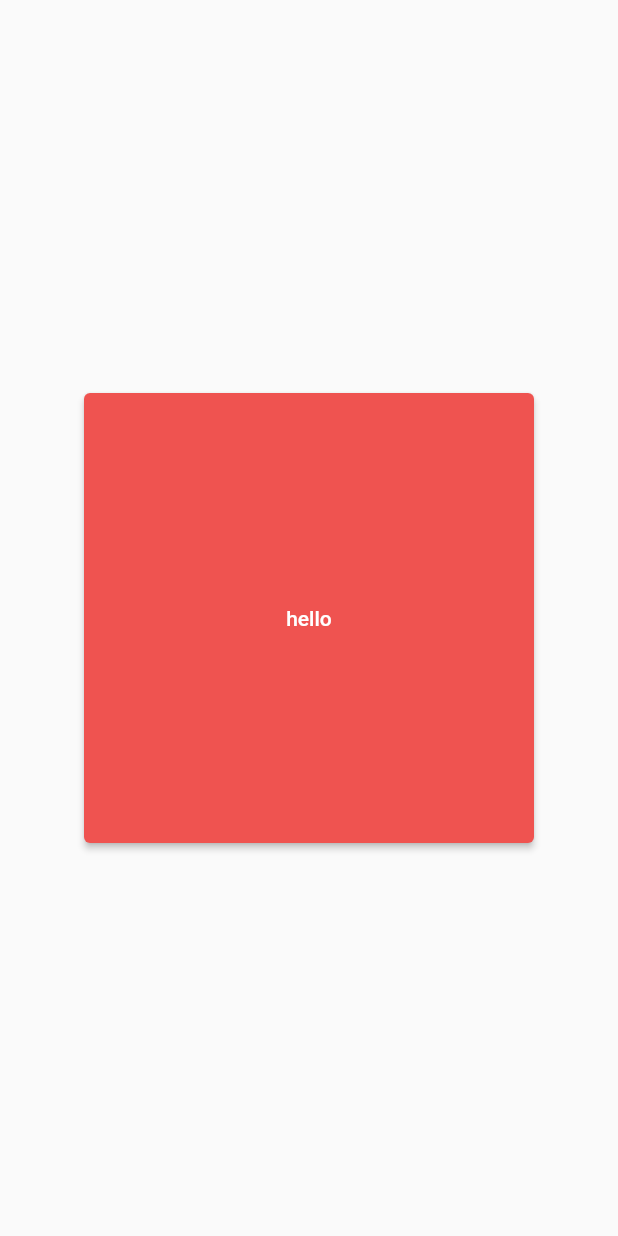
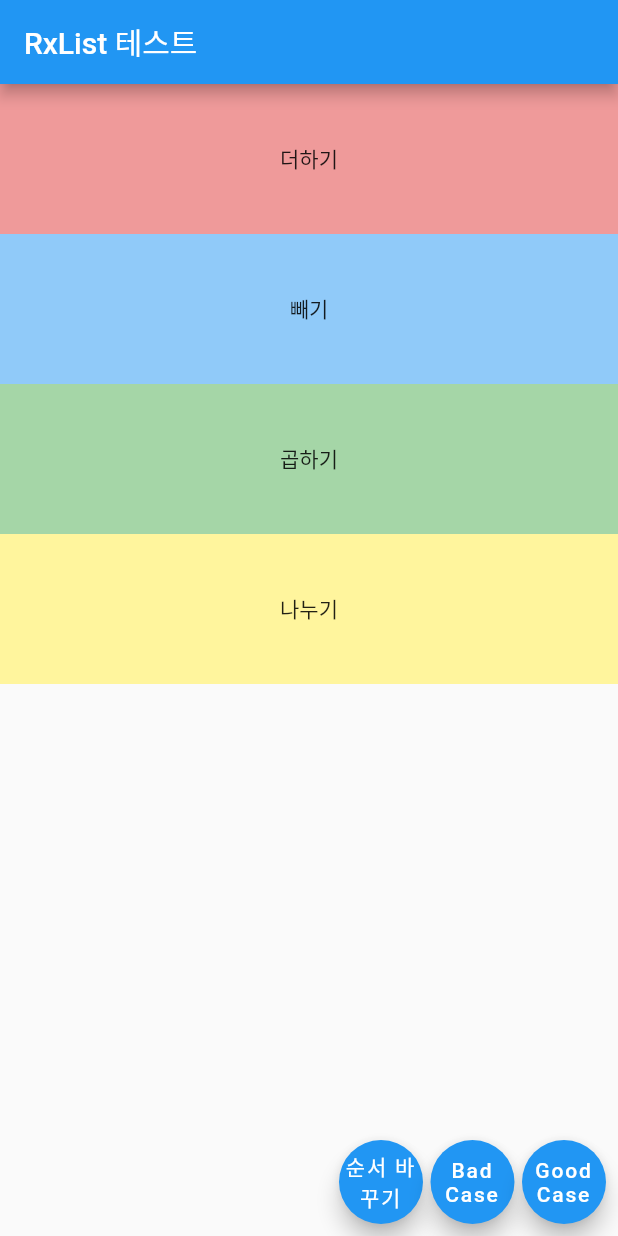
Before and after one commit to pkk1113/flutter_examples, a Flutter app: the screen it shows after launch, on a phone screen of 412 x 824 dp. Run offline on Flutter 3.47's test engine with Material 2 defaults, Android fonts, the phone set to English and light mode, and no system bars; our stand-ins replace get.

Commit message:
[add] RxList 관리

```diff
--- /dev/null
+++ b/lib/app.dart
@@ -0,0 +1,99 @@
+import 'package:flutter/material.dart';
+import 'package:get/get.dart';
+
+class Item {
+  String str;
+  Color color;
+  Item({
+    this.str,
+    this.color,
+  });
+}
+
+class Controller extends GetxController {
+  RxList<Item> items = RxList<Item>();
+
+  @override
+  void onInit() {
+    items
+      ..add(Item(str: '더하기', color: Colors.red[200]))
+      ..add(Item(str: '빼기', color: Colors.blue[200]))
+      ..add(Item(str: '곱하기', color: Colors.green[200]))
+      ..add(Item(str: '나누기', color: Colors.yellow[200]));
+
+    debounce(items, (_) => print('Changed!'), time: Duration(seconds: 2));
+    super.onInit();
+  }
+}
+
+class App extends StatelessWidget {
+  @override
+  Widget build(BuildContext context) {
+    final ctrl = Get.put(Controller());
+    return Scaffold(
+      appBar: AppBar(title: Text('RxList 테스트')),
+      body: Obx(
+        () {
+          return ListView.builder(
+            itemCount: ctrl.items.length,
+            itemBuilder: (context, index) {
+              return Container(
+                height: 100,
+                color: ctrl.items[index].color,
+                child: Center(
+                  child: Text(ctrl.items[index].str),
+                ),
+              );
+            },
+          );
+        },
+      ),
+      floatingActionButtonLocation: FloatingActionButtonLocation.centerDocked,
+      floatingActionButton: Padding(
+        padding: const EdgeInsets.all(8.0),
+        child: Row(
+          mainAxisAlignment: MainAxisAlignment.end,
+          children: [
+            FloatingActionButton(
+              child: Center(
+                  child: Text(
+                '순서 바꾸기',
+                textAlign: TextAlign.center,
+              )),
+              onPressed: () {
+                final f = ctrl.items[0];
+                ctrl.items.removeAt(0);
+                ctrl.items.insert(ctrl.items.length, f);
+              },
+            ),
+            SizedBox(width: 5),
+            FloatingActionButton(
+              child: Center(
+                  child: Text(
+                'Bad Case',
+                textAlign: TextAlign.center,
+              )),
+              onPressed: () {
+                // Bad
+                ctrl.items[0].str = "안녕?";
+                ctrl.items[0] = ctrl.items[0];
+              },
+            ),
+            SizedBox(width: 5),
+            FloatingActionButton(
+              child: Center(
+                  child: Text(
+                'Good Case',
+                textAlign: TextAlign.center,
+              )),
+              onPressed: () {
+                // Good
+                ctrl.items[0] = Item(str: '안녕하세요!', color: Colors.orange[100]);
+              },
+            ),
+          ],
+        ),
+      ),
+    );
+  }
+}
--- a/lib/main.dart
+++ b/lib/main.dart
@@ -1,78 +1,4 @@
 import 'package:flutter/material.dart';
+import 'package:flutter_application_1/app.dart';
 
-void main() {
-  runApp(MyApp());
-}
-
-class MyApp extends StatefulWidget {
-  @override
-  State<StatefulWidget> createState() {
-    print("1 - StatefulWidget::createState()");
-    return _MyApp();
-  }
-}
-
-class _MyApp extends State<MyApp> {
-  var switchValue = false;
-  String test = "hello";
-  Color color = Colors.red[400];
-
-  @override
-  void initState() {
-    super.initState();
-
-    print("2 -  State::initState()");
-  }
-
-  @override
-  void didChangeDependencies() {
-    super.didChangeDependencies();
-    print("3 -  State::didChangeDependencies()");
-  }
-
-  @override
-  Widget build(BuildContext context) {
-    print("4 -  State::build()");
-    return MaterialApp(
-        title: 'Flutter Demo',
-        theme: ThemeData(primarySwatch: Colors.blue),
-        darkTheme: ThemeData.light(),
-        home: Scaffold(
-            body: Center(
-                child: ElevatedButton(
-                    child: Text("$test"),
-                    onPressed: () {
-                      if (test == "hello") {
-                        setState(() {
-                          test = "world";
-                          color = Colors.amber[700];
-                        });
-                      } else {
-                        setState(() {
-                          test = "hello";
-                          color = Colors.red[400];
-                        });
-                      }
-                    },
-                    style: ElevatedButton.styleFrom(
-                        primary: this.color, minimumSize: Size(300, 300))))));
-  }
-
-  @override
-  void didUpdateWidget(covariant MyApp oldWidget) {
-    super.didUpdateWidget(oldWidget);
-    print("5 -  didUpdateWidget");
-  }
-
-  @override
-  void deactivate() {
-    super.deactivate();
-    print("deactivate()");
-  }
-
-  @override
-  void dispose() {
-    super.dispose();
-    print("dispose()");
-  }
-}
+void main() => runApp(MaterialApp(home: App()));
--- a/pubspec.yaml
+++ b/pubspec.yaml
@@ -28,6 +28,7 @@ dependencies:
   # The following adds the Cupertino Icons font to your application.
   # Use with the CupertinoIcons class for iOS style icons.
   cupertino_icons: ^1.0.2
+  get: ^4.1.4
 
 dev_dependencies:
   flutter_test:
```
Also changed, not shown: pubspec.lock, 1 other file.
